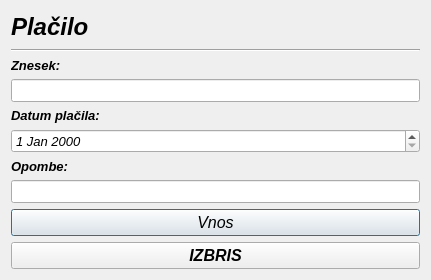
Above: placiloracuna.ui from MaxMaxy/racun before the change. Below: the same form after it.
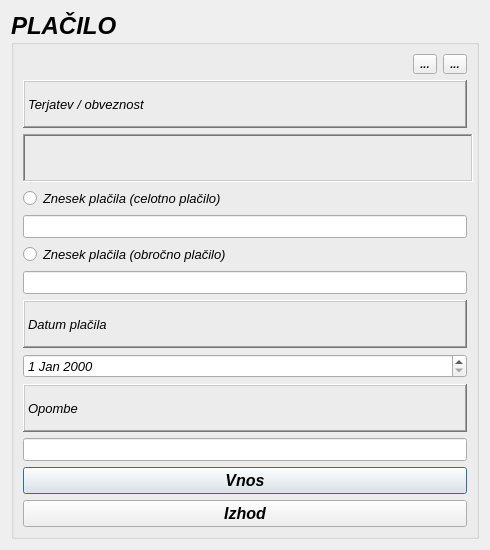
That is the form after the change. Icons and pictures are not drawn.

```diff
--- a/placiloracuna.ui
+++ b/placiloracuna.ui
@@ -6,10 +6,22 @@
    <rect>
     <x>0</x>
     <y>0</y>
-    <width>431</width>
-    <height>280</height>
+    <width>490</width>
+    <height>550</height>
    </rect>
   </property>
+  <property name="minimumSize">
+   <size>
+    <width>490</width>
+    <height>550</height>
+   </size>
+  </property>
+  <property name="maximumSize">
+   <size>
+    <width>494</width>
+    <height>550</height>
+   </size>
+  </property>
   <property name="font">
    <font>
     <family>MS Sans Serif</family>
@@ -22,147 +34,244 @@
   </property>
   <layout class="QGridLayout" name="gridLayout">
    <item row="0" column="0">
-    <layout class="QVBoxLayout" name="verticalLayout_5">
-     <item>
-      <layout class="QVBoxLayout" name="verticalLayout">
-       <item>
-        <widget class="QLabel" name="label">
+    <widget class="QGroupBox" name="groupBox">
          <property name="font">
           <font>
-           <family>MS Sans Serif</family>
            <pointsize>18</pointsize>
            <weight>75</weight>
-           <italic>true</italic>
            <bold>true</bold>
           </font>
          </property>
+     <property name="title">
+      <string>PLAČILO</string>
+     </property>
+     <property name="flat">
+      <bool>true</bool>
+     </property>
+     <layout class="QGridLayout" name="gridLayout_2">
+      <item row="3" column="0">
+       <widget class="QRadioButton" name="radioButton_placiloSkupaj">
+        <property name="font">
+         <font>
+          <pointsize>10</pointsize>
+          <weight>50</weight>
+          <bold>false</bold>
+         </font>
+        </property>
          <property name="text">
-          <string>Plačilo</string>
+         <string>Znesek plačila (celotno plačilo)</string>
          </property>
         </widget>
        </item>
+      <item row="4" column="0">
+       <widget class="QLineEdit" name="lineEdit">
+        <property name="font">
+         <font>
+          <family>MS Sans Serif</family>
+          <pointsize>10</pointsize>
+          <weight>50</weight>
+          <italic>true</italic>
+          <bold>false</bold>
+         </font>
+        </property>
+       </widget>
+      </item>
+      <item row="5" column="0">
+       <widget class="QRadioButton" name="radioButton_placiloEnkratno">
+        <property name="font">
+         <font>
+          <pointsize>10</pointsize>
+          <weight>50</weight>
+          <bold>false</bold>
+         </font>
+        </property>
+        <property name="text">
+         <string>Znesek plačila (obročno plačilo)</string>
+        </property>
+       </widget>
+      </item>
+      <item row="8" column="0">
+       <widget class="QDateEdit" name="dateEdit">
+        <property name="font">
+         <font>
+          <family>MS Sans Serif</family>
+          <pointsize>10</pointsize>
+          <weight>50</weight>
+          <italic>true</italic>
+          <bold>false</bold>
+         </font>
+        </property>
+       </widget>
+      </item>
+      <item row="0" column="0">
+       <layout class="QHBoxLayout" name="horizontalLayout">
        <item>
-        <widget class="Line" name="line">
-         <property name="font">
-          <font>
-           <italic>true</italic>
-          </font>
-         </property>
+         <spacer name="horizontalSpacer">
          <property name="orientation">
           <enum>Qt::Horizontal</enum>
          </property>
-        </widget>
-       </item>
-      </layout>
-     </item>
+          <property name="sizeHint" stdset="0">
+           <size>
+            <width>40</width>
+            <height>20</height>
+           </size>
+          </property>
+         </spacer>
+        </item>
      <item>
-      <layout class="QVBoxLayout" name="verticalLayout_2">
-       <item>
-        <widget class="QLabel" name="label_2">
+         <widget class="QToolButton" name="toolButton_2">
          <property name="font">
           <font>
-           <family>MS Sans Serif</family>
-           <pointsize>10</pointsize>
-           <weight>75</weight>
-           <italic>true</italic>
-           <bold>true</bold>
+            <pointsize>8</pointsize>
           </font>
          </property>
          <property name="text">
-          <string>Znesek:</string>
-         </property>
-         <property name="buddy">
-          <cstring>lineEdit</cstring>
-         </property>
+           <string>...</string>
+          </property>
+          <property name="icon">
+           <iconset resource="files.qrc">
+            <normaloff>:/icons/bin.png</normaloff>:/icons/bin.png</iconset>
+          </property>
+          <property name="iconSize">
+           <size>
+            <width>22</width>
+            <height>22</height>
+           </size>
+          </property>
         </widget>
        </item>
        <item>
-        <widget class="QLineEdit" name="lineEdit">
+         <widget class="QToolButton" name="toolButton">
+          <property name="sizePolicy">
+           <sizepolicy hsizetype="Maximum" vsizetype="Maximum">
+            <horstretch>0</horstretch>
+            <verstretch>0</verstretch>
+           </sizepolicy>
+          </property>
          <property name="font">
           <font>
+            <pointsize>8</pointsize>
+           </font>
+          </property>
+          <property name="text">
+           <string>...</string>
+          </property>
+          <property name="icon">
+           <iconset resource="files.qrc">
+            <normaloff>:/icons/fix.png</normaloff>:/icons/fix.png</iconset>
+          </property>
+          <property name="iconSize">
+           <size>
+            <width>22</width>
+            <height>22</height>
+           </size>
+          </property>
+         </widget>
+        </item>
+       </layout>
+      </item>
+      <item row="6" column="0">
+       <widget class="QLineEdit" name="lineEdit_TrenutnoPlacilo">
+        <property name="font">
+         <font>
+          <pointsize>10</pointsize>
+          <weight>50</weight>
+          <bold>false</bold>
+         </font>
+        </property>
+       </widget>
+      </item>
+      <item row="10" column="0">
+       <widget class="QLineEdit" name="lineEdit_opombe">
+        <property name="font">
+         <font>
            <family>MS Sans Serif</family>
+          <pointsize>10</pointsize>
+          <weight>50</weight>
            <italic>true</italic>
+          <bold>false</bold>
           </font>
          </property>
         </widget>
        </item>
-      </layout>
-     </item>
-     <item>
-      <layout class="QVBoxLayout" name="verticalLayout_3">
-       <item>
+      <item row="1" column="0">
+       <widget class="QLabel" name="label_5">
+        <property name="font">
+         <font>
+          <pointsize>10</pointsize>
+          <weight>50</weight>
+          <bold>false</bold>
+         </font>
+        </property>
+        <property name="frameShape">
+         <enum>QFrame::WinPanel</enum>
+        </property>
+        <property name="frameShadow">
+         <enum>QFrame::Raised</enum>
+        </property>
+        <property name="text">
+         <string>Terjatev / obveznost</string>
+        </property>
+       </widget>
+      </item>
+      <item row="2" column="0">
+       <widget class="QLabel" name="label_terObv">
+        <property name="minimumSize">
+         <size>
+          <width>450</width>
+          <height>16</height>
+         </size>
+        </property>
+        <property name="font">
+         <font>
+          <pointsize>10</pointsize>
+         </font>
+        </property>
+        <property name="frameShape">
+         <enum>QFrame::WinPanel</enum>
+        </property>
+        <property name="frameShadow">
+         <enum>QFrame::Sunken</enum>
+        </property>
+        <property name="text">
+         <string/>
+        </property>
+       </widget>
+      </item>
+      <item row="7" column="0">
         <widget class="QLabel" name="label_3">
          <property name="font">
           <font>
            <family>MS Sans Serif</family>
            <pointsize>10</pointsize>
-           <weight>75</weight>
+          <weight>50</weight>
            <italic>true</italic>
-           <bold>true</bold>
-          </font>
-         </property>
+          <bold>false</bold>
+         </font>
+        </property>
+        <property name="frameShape">
+         <enum>QFrame::WinPanel</enum>
+        </property>
+        <property name="frameShadow">
+         <enum>QFrame::Raised</enum>
+        </property>
          <property name="text">
-          <string>Datum plačila:</string>
+         <string>Datum plačila</string>
          </property>
          <property name="buddy">
           <cstring>dateEdit</cstring>
          </property>
         </widget>
        </item>
-       <item>
-        <widget class="QDateEdit" name="dateEdit">
-         <property name="font">
-          <font>
-           <family>MS Sans Serif</family>
-           <pointsize>10</pointsize>
-           <italic>true</italic>
-          </font>
-         </property>
-        </widget>
-       </item>
-      </layout>
-     </item>
-     <item>
-      <layout class="QVBoxLayout" name="verticalLayout_4">
-       <item>
-        <widget class="QLabel" name="label_4">
-         <property name="font">
-          <font>
-           <family>MS Sans Serif</family>
-           <pointsize>10</pointsize>
-           <weight>75</weight>
-           <italic>true</italic>
-           <bold>true</bold>
-          </font>
-         </property>
-         <property name="text">
-          <string>Opombe:</string>
-         </property>
-         <property name="buddy">
-          <cstring>lineEdit_opombe</cstring>
-         </property>
-        </widget>
-       </item>
-       <item>
-        <widget class="QLineEdit" name="lineEdit_opombe">
-         <property name="font">
-          <font>
-           <family>MS Sans Serif</family>
-           <pointsize>10</pointsize>
-           <italic>true</italic>
-          </font>
-         </property>
-        </widget>
-       </item>
-      </layout>
-     </item>
-     <item>
+      <item row="11" column="0">
       <widget class="QPushButton" name="pushButton">
        <property name="font">
         <font>
          <family>MS Sans Serif</family>
          <pointsize>12</pointsize>
+          <weight>75</weight>
          <italic>true</italic>
+          <bold>true</bold>
         </font>
        </property>
        <property name="text">
@@ -170,8 +279,8 @@
        </property>
       </widget>
      </item>
-     <item>
-      <widget class="QPushButton" name="pushButton_izbris">
+      <item row="12" column="0">
+       <widget class="QPushButton" name="pushButton_2">
        <property name="font">
         <font>
          <pointsize>12</pointsize>
@@ -180,11 +289,37 @@
         </font>
        </property>
        <property name="text">
-        <string>IZBRIS</string>
+         <string>Izhod</string>
+        </property>
+       </widget>
+      </item>
+      <item row="9" column="0">
+       <widget class="QLabel" name="label_4">
+        <property name="font">
+         <font>
+          <family>MS Sans Serif</family>
+          <pointsize>10</pointsize>
+          <weight>50</weight>
+          <italic>true</italic>
+          <bold>false</bold>
+         </font>
+        </property>
+        <property name="frameShape">
+         <enum>QFrame::WinPanel</enum>
+        </property>
+        <property name="frameShadow">
+         <enum>QFrame::Raised</enum>
+        </property>
+        <property name="text">
+         <string>Opombe</string>
+        </property>
+        <property name="buddy">
+         <cstring>lineEdit_opombe</cstring>
        </property>
       </widget>
      </item>
     </layout>
+    </widget>
    </item>
   </layout>
  </widget>
```
Left out of the diff: 8 changed lines with no effect on the pictures. Lines whose indentation alone changed are shown as unchanged.
